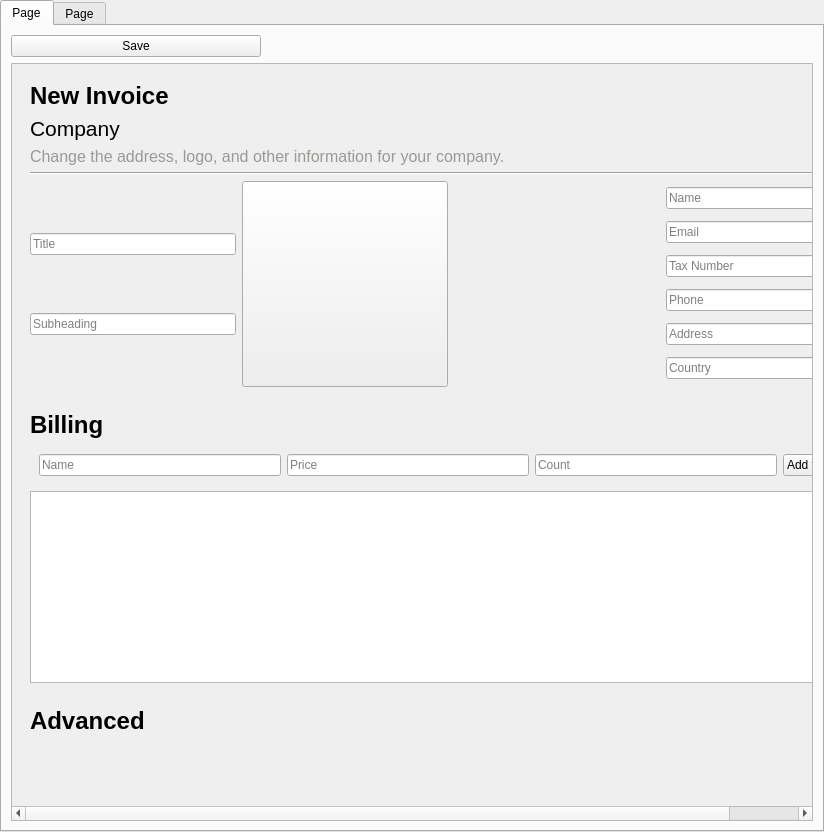
Qt form src/plugins/sales/ui/form.ui (Vahrka/Accounting-Software) before a commit.
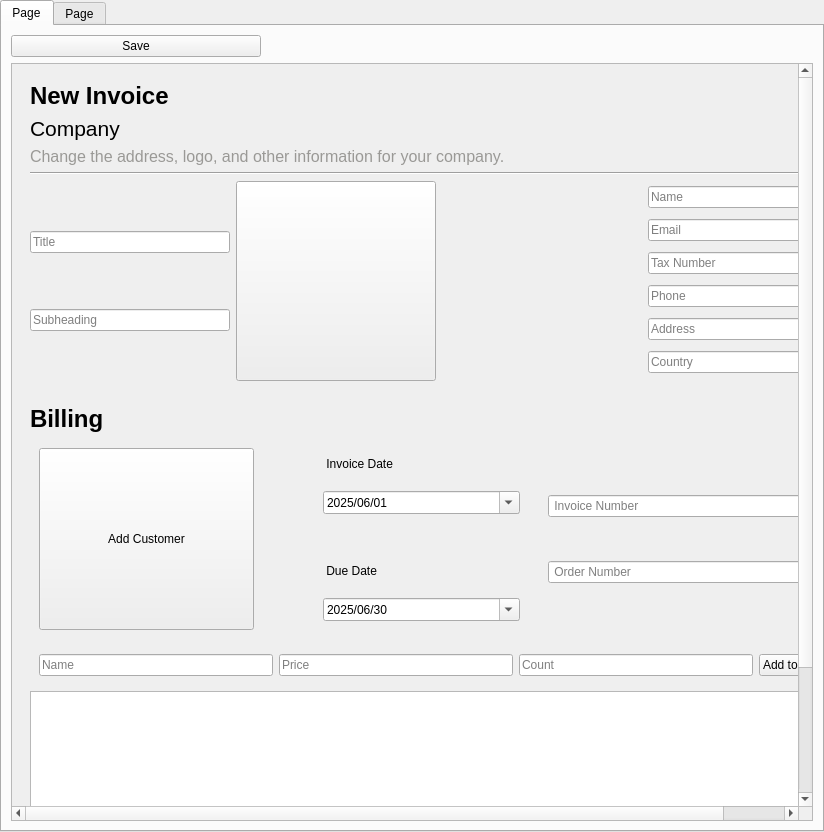
The same form after that commit. Icons and pictures are not drawn.

Commit message: Add more items to invoice

What changed in the file:
```diff
--- a/src/plugins/sales/ui/form.ui
+++ b/src/plugins/sales/ui/form.ui
@@ -41,8 +41,8 @@
         <rect>
          <x>0</x>
          <y>0</y>
-         <width>878</width>
-         <height>734</height>
+         <width>854</width>
+         <height>961</height>
         </rect>
        </property>
        <layout class="QVBoxLayout" name="scrollarea_qwidget_layout">
@@ -146,8 +146,8 @@
                    </property>
                    <property name="minimumSize">
                     <size>
-                     <width>206</width>
-                     <height>206</height>
+                     <width>200</width>
+                     <height>200</height>
                     </size>
                    </property>
                    <property name="maximumSize">
@@ -196,8 +196,8 @@
                    </property>
                    <property name="minimumSize">
                     <size>
-                     <width>206</width>
-                     <height>206</height>
+                     <width>200</width>
+                     <height>200</height>
                     </size>
                    </property>
                    <property name="maximumSize">
@@ -263,8 +263,8 @@
                    </property>
                    <property name="minimumSize">
                     <size>
-                     <width>206</width>
-                     <height>206</height>
+                     <width>200</width>
+                     <height>200</height>
                     </size>
                    </property>
                    <property name="frameShape">
@@ -309,8 +309,8 @@
                    </property>
                    <property name="minimumSize">
                     <size>
-                     <width>206</width>
-                     <height>206</height>
+                     <width>200</width>
+                     <height>200</height>
                     </size>
                    </property>
                    <property name="maximumSize">
@@ -402,6 +402,244 @@
                 </property>
                </widget>
               </item>
+              <item>
+               <widget class="QWidget" name="widget_2" native="true">
+                <property name="maximumSize">
+                 <size>
+                  <width>818</width>
+                  <height>16777215</height>
+                 </size>
+                </property>
+                <layout class="QVBoxLayout" name="verticalLayout_6">
+                 <item>
+                  <widget class="QWidget" name="widget_4" native="true">
+                   <property name="maximumSize">
+                    <size>
+                     <width>850</width>
+                     <height>16777215</height>
+                    </size>
+                   </property>
+                   <layout class="QHBoxLayout" name="horizontalLayout_4">
+                    <property name="spacing">
+                     <number>10</number>
+                    </property>
+                    <property name="leftMargin">
+                     <number>0</number>
+                    </property>
+                    <property name="topMargin">
+                     <number>0</number>
+                    </property>
+                    <property name="rightMargin">
+                     <number>0</number>
+                    </property>
+                    <property name="bottomMargin">
+                     <number>0</number>
+                    </property>
+                    <item>
+                     <widget class="QWidget" name="frame_btn_costumer_2" native="true">
+                      <property name="sizePolicy">
+                       <sizepolicy hsizetype="Expanding" vsizetype="Expanding">
+                        <horstretch>0</horstretch>
+                        <verstretch>0</verstretch>
+                       </sizepolicy>
+                      </property>
+                      <property name="minimumSize">
+                       <size>
+                        <width>100</width>
+                        <height>100</height>
+                       </size>
+                      </property>
+                      <layout class="QHBoxLayout" name="horizontalLayout_2">
+                       <property name="spacing">
+                        <number>0</number>
+                       </property>
+                       <property name="leftMargin">
+                        <number>0</number>
+                       </property>
+                       <property name="topMargin">
+                        <number>0</number>
+                       </property>
+                       <property name="rightMargin">
+                        <number>0</number>
+                       </property>
+                       <property name="bottomMargin">
+                        <number>0</number>
+                       </property>
+                       <item>
+                        <widget class="QPushButton" name="select_costumer_btn">
+                         <property name="sizePolicy">
+                          <sizepolicy hsizetype="Expanding" vsizetype="Expanding">
+                           <horstretch>0</horstretch>
+                           <verstretch>0</verstretch>
+                          </sizepolicy>
+                         </property>
+                         <property name="text">
+                          <string>Add Customer</string>
+                         </property>
+                         <property name="icon">
+                          <iconset theme="QIcon::ThemeIcon::ContactNew"/>
+                         </property>
+                         <property name="iconSize">
+                          <size>
+                           <width>64</width>
+                           <height>64</height>
+                          </size>
+                         </property>
+                        </widget>
+                       </item>
+                      </layout>
+                     </widget>
+                    </item>
+                    <item>
+                     <spacer name="verticalSpacer">
+                      <property name="orientation">
+                       <enum>Qt::Orientation::Vertical</enum>
+                      </property>
+                      <property name="sizeHint" stdset="0">
+                       <size>
+                        <width>50</width>
+                        <height>40</height>
+                       </size>
+                      </property>
+                     </spacer>
+                    </item>
+                    <item>
+                     <widget class="QWidget" name="date_layout_widget" native="true">
+                      <property name="minimumSize">
+                       <size>
+                        <width>200</width>
+                        <height>0</height>
+                       </size>
+                      </property>
+                      <layout class="QVBoxLayout" name="date_layout">
+                       <property name="spacing">
+                        <number>10</number>
+                       </property>
+                       <item>
+                        <widget class="QLabel" name="label">
+                         <property name="text">
+                          <string> Invoice Date</string>
+                         </property>
+                        </widget>
+                       </item>
+                       <item>
+                        <spacer name="horizontalSpacer_2">
+                         <property name="orientation">
+                          <enum>Qt::Orientation::Horizontal</enum>
+                         </property>
+                         <property name="sizeHint" stdset="0">
+                          <size>
+                           <width>40</width>
+                           <height>10</height>
+                          </size>
+                         </property>
+                        </spacer>
+                       </item>
+                       <item>
+                        <widget class="QDateEdit" name="dateEdit">
+                         <property name="displayFormat">
+                          <string>yyyy/MM/dd</string>
+                         </property>
+                         <property name="calendarPopup">
+                          <bool>true</bool>
+                         </property>
+                         <property name="timeSpec">
+                          <enum>Qt::TimeSpec::LocalTime</enum>
+                         </property>
+                         <property name="date">
+                          <date>
+                           <year>2025</year>
+                           <month>6</month>
+                           <day>1</day>
+                          </date>
+                         </property>
+                        </widget>
+                       </item>
+                       <item>
+                        <spacer name="horizontalSpacer">
+                         <property name="orientation">
+                          <enum>Qt::Orientation::Horizontal</enum>
+                         </property>
+                         <property name="sizeHint" stdset="0">
+                          <size>
+                           <width>40</width>
+                           <height>40</height>
+                          </size>
+                         </property>
+                        </spacer>
+                       </item>
+                       <item>
+                        <widget class="QLabel" name="label_2">
+                         <property name="text">
+                          <string> Due Date</string>
+                         </property>
+                        </widget>
+                       </item>
+                       <item>
+                        <spacer name="horizontalSpacer_3">
+                         <property name="orientation">
+                          <enum>Qt::Orientation::Horizontal</enum>
+                         </property>
+                         <property name="sizeHint" stdset="0">
+                          <size>
+                           <width>40</width>
+                           <height>10</height>
+                          </size>
+                         </property>
+                        </spacer>
+                       </item>
+                       <item>
+                        <widget class="QDateEdit" name="dateEdit_2">
+                         <property name="displayFormat">
+                          <string>yyyy/MM/dd</string>
+                         </property>
+                         <property name="calendarPopup">
+                          <bool>true</bool>
+                         </property>
+                         <property name="date">
+                          <date>
+                           <year>2025</year>
+                           <month>6</month>
+                           <day>30</day>
+                          </date>
+                         </property>
+                        </widget>
+                       </item>
+                      </layout>
+                     </widget>
+                    </item>
+                    <item>
+                     <widget class="QWidget" name="widget_6" native="true">
+                      <property name="minimumSize">
+                       <size>
+                        <width>300</width>
+                        <height>0</height>
+                       </size>
+                      </property>
+                      <layout class="QVBoxLayout" name="verticalLayout_5">
+                       <item>
+                        <widget class="QLineEdit" name="lineEdit">
+                         <property name="placeholderText">
+                          <string> Invoice Number</string>
+                         </property>
+                        </widget>
+                       </item>
+                       <item>
+                        <widget class="QLineEdit" name="lineEdit_2">
+                         <property name="placeholderText">
+                          <string> Order Number </string>
+                         </property>
+                        </widget>
+                       </item>
+                      </layout>
+                     </widget>
+                    </item>
+                   </layout>
+                  </widget>
+                 </item>
+                </layout>
+               </widget>
+              </item>
               <item>
                <widget class="QWidget" name="widget_3" native="true">
                 <layout class="QHBoxLayout" name="horizontalLayout_3">
@@ -414,12 +652,6 @@
                  </item>
                  <item>
                   <widget class="QLineEdit" name="price_input">
-                   <property name="inputMask">
-                    <string>000000000000000</string>
-                   </property>
-                   <property name="maxLength">
-                    <number>15</number>
-                   </property>
                    <property name="placeholderText">
                     <string>Price</string>
                    </property>
@@ -427,9 +659,6 @@
                  </item>
                  <item>
                   <widget class="QLineEdit" name="count_input">
-                   <property name="inputMask">
-                    <string>0000000000</string>
-                   </property>
                    <property name="placeholderText">
                     <string>Count</string>
                    </property>
```
The commit also changes 11 other files.
